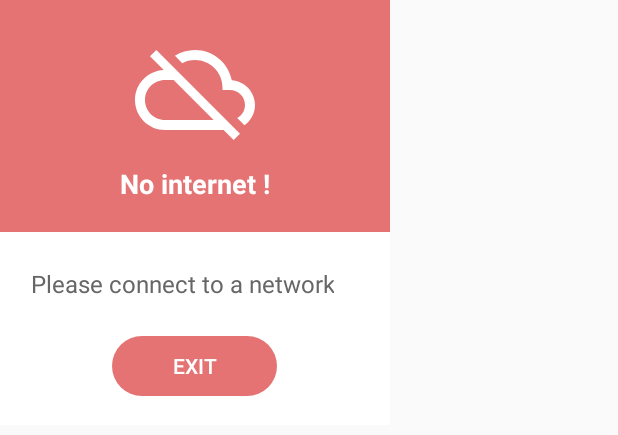
After one commit to gnanasreekar/CEMS, an Android app: the layout nonet_warning.xml on its own in the app's theme, with its tools: preview values and no code run, on a phone screen of 412 x 824 dp. The commit adds this screen. Shown: the top 435 px of the screen. Run offline under Robolectric (Android 15) with nearby library versions, the phone set to English and light mode, and no system bars.

Commit message:
No internet warning added

```diff
--- a/app/src/main/AndroidManifest.xml
+++ b/app/src/main/AndroidManifest.xml
@@ -1,6 +1,7 @@
 <?xml version="1.0" encoding="utf-8"?>
 <manifest xmlns:android="http://schemas.android.com/apk/res/android"
     package="com.rgs.cems">
+    <uses-permission android:name="android.permission.ACCESS_NETWORK_STATE" />
 
     <application
         android:allowBackup="true"
--- /dev/null
+++ b/app/src/main/res/drawable-v24/btn_rounded_red.xml
@@ -0,0 +1,46 @@
+<?xml version="1.0" encoding="utf-8"?>
+<selector xmlns:android="http://schemas.android.com/apk/res/android">
+    <item android:state_pressed="true">
+
+        <layer-list>
+            <item android:bottom="4dp" android:left="4dp" android:right="4dp" android:top="4dp">
+                <shape android:shape="rectangle">
+                    <corners android:bottomLeftRadius="30dp" android:bottomRightRadius="30dp" android:radius="60dp" android:topLeftRadius="30dp" android:topRightRadius="30dp" />
+                    <solid android:color="@color/red_400" />
+                    <padding android:bottom="0dp" android:left="0dp" android:right="0dp" android:top="0dp" />
+                    <size android:width="110dp" android:height="40dp" />
+                </shape>
+            </item>
+        </layer-list>
+
+    </item>
+    <item android:state_focused="true">
+
+        <layer-list>
+            <item android:bottom="4dp" android:left="4dp" android:right="4dp" android:top="4dp">
+                <shape android:shape="rectangle">
+                    <corners android:bottomLeftRadius="30dp" android:bottomRightRadius="30dp" android:radius="60dp" android:topLeftRadius="30dp" android:topRightRadius="30dp" />
+                    <solid android:color="@color/red_400" />
+                    <padding android:bottom="0dp" android:left="0dp" android:right="0dp" android:top="0dp" />
+                    <size android:width="110dp" android:height="40dp" />
+                </shape>
+            </item>
+        </layer-list>
+
+    </item>
+
+    <item>
+
+        <layer-list>
+            <item android:bottom="4dp" android:left="4dp" android:right="4dp" android:top="4dp">
+                <shape android:shape="rectangle">
+                    <corners android:bottomLeftRadius="30dp" android:bottomRightRadius="30dp" android:radius="60dp" android:topLeftRadius="30dp" android:topRightRadius="30dp" />
+                    <solid android:color="@color/red_300" />
+                    <padding android:bottom="0dp" android:left="0dp" android:right="0dp" android:top="0dp" />
+                    <size android:width="110dp" android:height="40dp" />
+                </shape>
+            </item>
+        </layer-list>
+
+    </item>
+</selector>
--- /dev/null
+++ b/app/src/main/res/drawable-v24/ic_cloud_off.xml
@@ -0,0 +1,9 @@
+<vector xmlns:android="http://schemas.android.com/apk/res/android"
+        android:width="24dp"
+        android:height="24dp"
+        android:viewportWidth="24.0"
+        android:viewportHeight="24.0">
+    <path
+        android:fillColor="#FFFFFFFF"
+        android:pathData="M19.35,10.04C18.67,6.59 15.64,4 12,4c-1.48,0 -2.85,0.43 -4.01,1.17l1.46,1.46C10.21,6.23 11.08,6 12,6c3.04,0 5.5,2.46 5.5,5.5v0.5H19c1.66,0 3,1.34 3,3 0,1.13 -0.64,2.11 -1.56,2.62l1.45,1.45C23.16,18.16 24,16.68 24,15c0,-2.64 -2.05,-4.78 -4.65,-4.96zM3,5.27l2.75,2.74C2.56,8.15 0,10.77 0,14c0,3.31 2.69,6 6,6h11.73l2,2L21,20.73 4.27,4 3,5.27zM7.73,10l8,8H6c-2.21,0 -4,-1.79 -4,-4s1.79,-4 4,-4h1.73z"/>
+</vector>
--- /dev/null
+++ b/app/src/main/res/layout/nonet_warning.xml
@@ -0,0 +1,76 @@
+<?xml version="1.0" encoding="utf-8"?>
+<LinearLayout xmlns:android="http://schemas.android.com/apk/res/android"
+    xmlns:app="http://schemas.android.com/apk/res-auto"
+    android:layout_width="260dp"
+    android:layout_height="wrap_content"
+    android:background="@android:color/white"
+    android:orientation="vertical">
+
+    <LinearLayout
+        android:layout_width="match_parent"
+        android:layout_height="wrap_content"
+        android:background="@color/red_300"
+        android:gravity="center"
+        android:minHeight="120dp"
+        android:orientation="vertical"
+        android:padding="@dimen/spacing_mlarge">
+
+        <ImageView
+            android:id="@+id/icon"
+            android:layout_width="80dp"
+            android:layout_height="80dp"
+            android:tint="@android:color/white"
+            app:srcCompat="@drawable/ic_cloud_off" />
+
+        <TextView
+            android:id="@+id/title"
+            android:layout_width="wrap_content"
+            android:layout_height="wrap_content"
+            android:layout_marginTop="@dimen/spacing_middle"
+            android:text="No internet !"
+            android:textAppearance="@style/TextAppearance.AppCompat.Medium"
+            android:textColor="@android:color/white"
+            android:textStyle="bold" />
+
+    </LinearLayout>
+
+    <LinearLayout
+        android:layout_width="match_parent"
+        android:layout_height="wrap_content"
+        android:gravity="center_vertical|start"
+        android:orientation="vertical"
+        android:padding="@dimen/spacing_mlarge">
+
+        <TextView
+            android:id="@+id/content"
+            android:layout_width="wrap_content"
+            android:layout_height="wrap_content"
+            android:layout_marginTop="@dimen/spacing_small"
+            android:text="Please connect to a network"
+            android:textAlignment="center"
+            android:textAppearance="@style/TextAppearance.AppCompat.Subhead"
+            android:textColor="@color/grey_60" />
+    </LinearLayout>
+
+    <LinearLayout
+        android:id="@+id/lyt_action"
+        android:layout_width="match_parent"
+        android:layout_height="wrap_content"
+        android:layout_marginBottom="@dimen/spacing_large"
+        android:gravity="center"
+        android:orientation="horizontal">
+
+        <androidx.appcompat.widget.AppCompatButton
+            android:id="@+id/bt_close"
+            android:layout_width="wrap_content"
+            android:layout_height="wrap_content"
+            style="@style/Widget.AppCompat.Button.Borderless"
+            android:background="@drawable/btn_rounded_red"
+            android:paddingLeft="@dimen/spacing_mlarge"
+            android:paddingRight="@dimen/spacing_mlarge"
+            android:text="Exit"
+            android:textColor="@android:color/white" />
+
+    </LinearLayout>
+
+</LinearLayout>
--- a/app/src/main/res/values/colors.xml
+++ b/app/src/main/res/values/colors.xml
@@ -16,5 +16,7 @@
     <color name="grey_40">#999999</color>
     <color name="grey_20">#cccccc</color>
     <color name="grey_5">#f2f2f2</color>
+    <color name="red_300">#E57373</color>
+    <color name="red_400">#EF5350</color>
 
 </resources>
--- a/app/src/main/res/values/dimens.xml
+++ b/app/src/main/res/values/dimens.xml
@@ -15,4 +15,5 @@
     <dimen name="spacing_mlarge">20dp</dimen>
     <dimen name="spacing_xmlarge">40dp</dimen>
     <dimen name="spacing_xxlarge">50dp</dimen>
+    <dimen name="spacing_small">3dp</dimen>
 </resources>
```
Also changed, not shown: app/src/main/java/com/rgs/cems/Auth/Login.java (+46 -0 lines), app/src/main/java/com/rgs/cems/Auth/Signup.java (+47 -0 lines), app/src/main/java/com/rgs/cems/MainActivity.java (+47 -0 lines).
